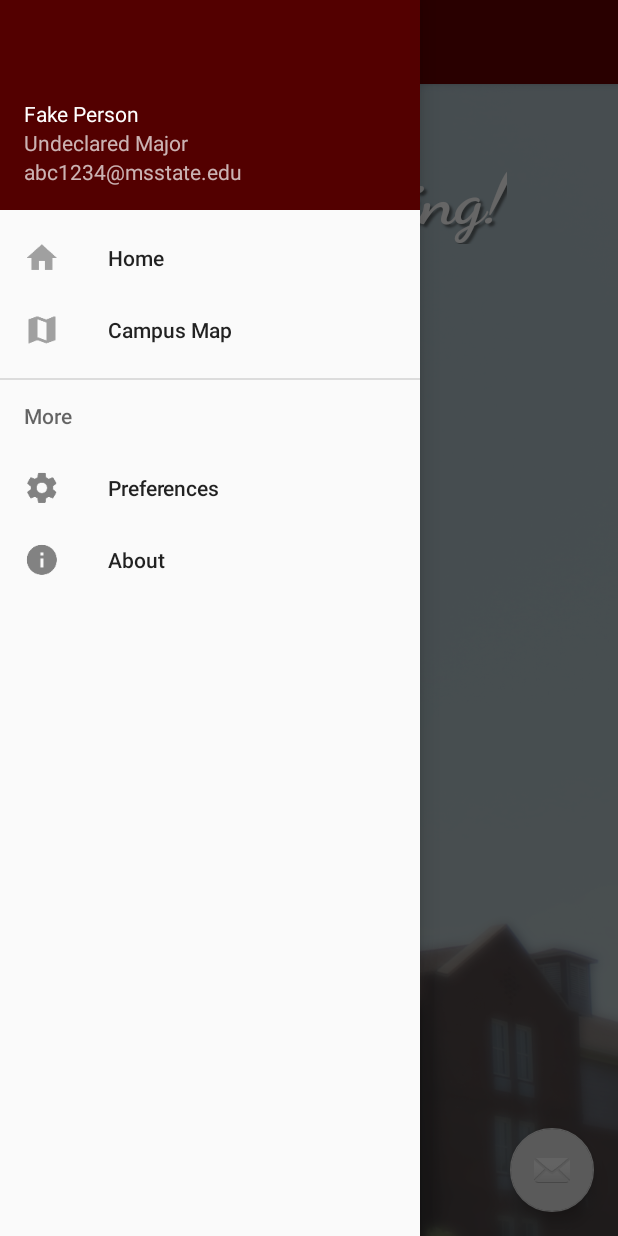
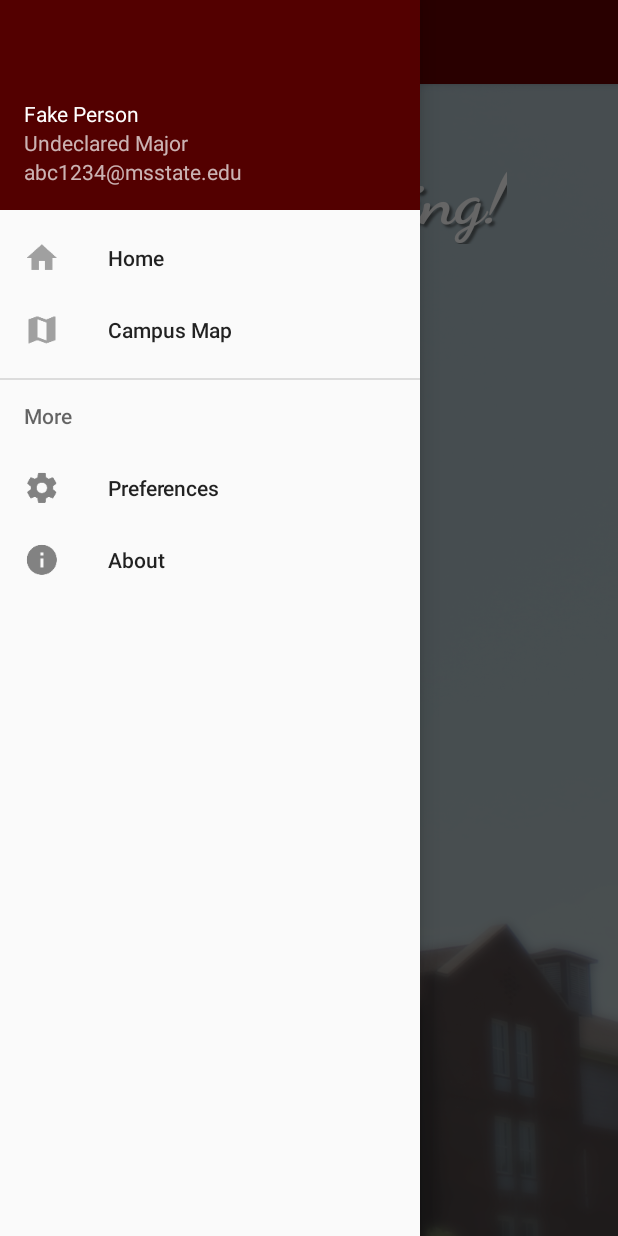
Before and after one commit to Techzune/Maroon, an Android app: the ActivityMain screen opened directly, with no data from a screen before it, with the side drawer open, on a phone screen of 412 x 824 dp. Run offline under Robolectric (Android 15) with nearby library versions, the phone set to English and light mode, and no system bars; libraries missing offline, so code that uses them is left out: com.mapbox.mapboxsdk, com.mapbox.services; 9 statements that could not run were skipped.

Commit message:
Removed unused fab

```diff
--- a/app/src/main/res/layout/app_bar_main.xml
+++ b/app/src/main/res/layout/app_bar_main.xml
@@ -23,12 +23,4 @@
 
     <include layout="@layout/content_main"/>
 
-    <android.support.design.widget.FloatingActionButton
-            android:id="@+id/main_fab"
-            android:layout_width="wrap_content"
-            android:layout_height="wrap_content"
-            android:layout_gravity="bottom|end"
-            android:layout_margin="@dimen/fab_margin"
-            app:srcCompat="@android:drawable/ic_dialog_email"/>
-
 </android.support.design.widget.CoordinatorLayout>
```
